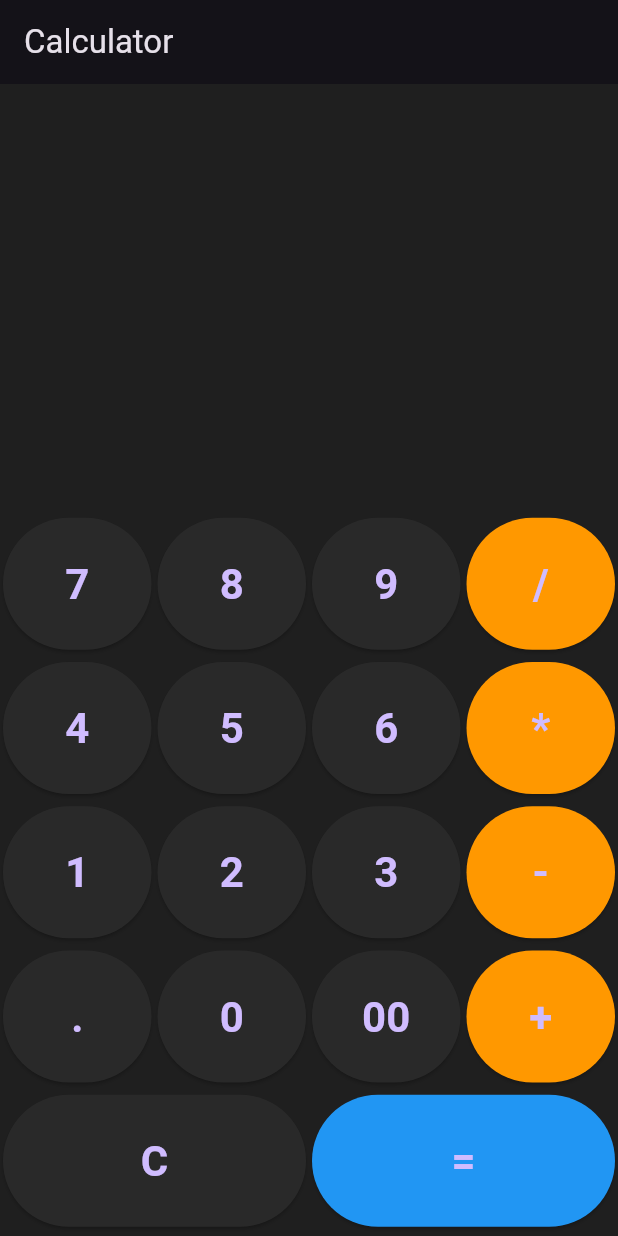
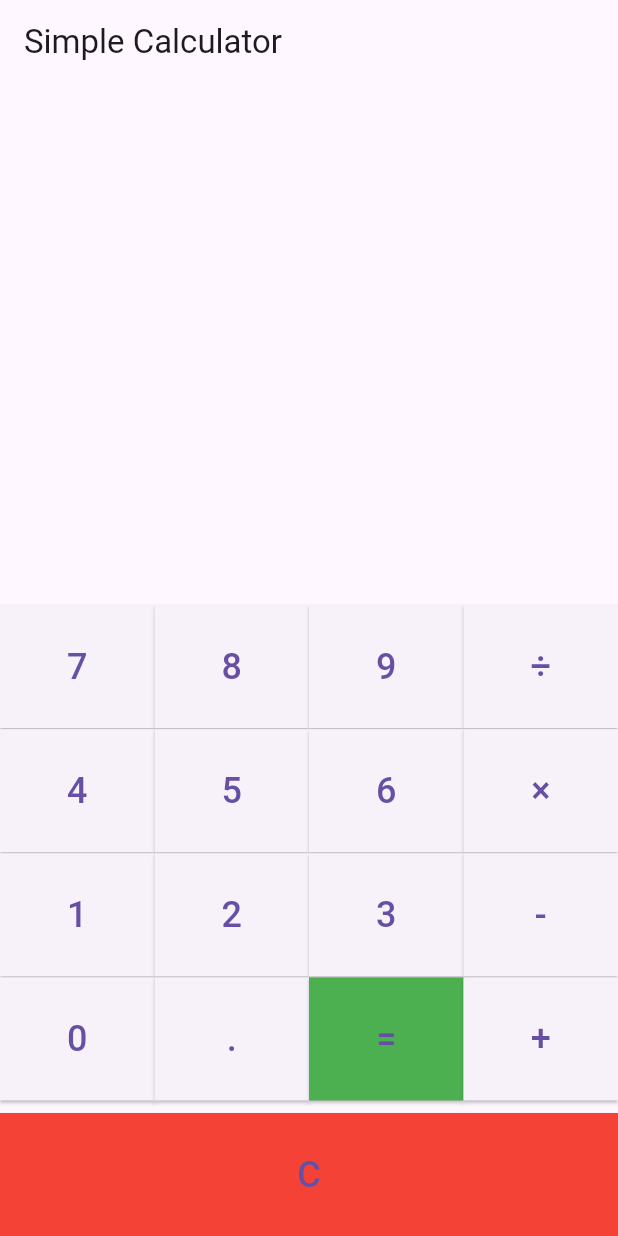
Before and after one commit to Pabzoli/Calculator, a Flutter app: the screen it shows after launch, on a phone screen of 412 x 824 dp. Run offline on Flutter 3.47's test engine with Material 3 defaults, Android fonts, the phone set to English and light mode, and no system bars; our stand-ins replace math_expressions.

Commit message:
just need to refine 'UI

```diff
--- a/lib/main.dart
+++ b/lib/main.dart
@@ -1,4 +1,6 @@
 import 'package:flutter/material.dart';
+import 'package:math_expressions/math_expressions.dart';
+
 
 void main() {
   runApp(CalculatorApp());
@@ -8,197 +10,174 @@ class CalculatorApp extends StatelessWidget {
   @override
   Widget build(BuildContext context) {
     return MaterialApp(
-      title: 'Calculator',
-      theme: ThemeData.dark().copyWith(
-        primaryColor: Colors.black,
-        scaffoldBackgroundColor: Color(0xFF1F1F1F),
+      title: 'Simple Calculator',
+      theme: ThemeData(
+        primarySwatch: Colors.blue,
+        visualDensity: VisualDensity.adaptivePlatformDensity,
       ),
-      home: CalculatorScreen(),
+      home: CalculatorHomePage(),
     );
   }
 }
 
-class CalculatorScreen extends StatefulWidget {
+class CalculatorHomePage extends StatefulWidget {
   @override
-  _CalculatorScreenState createState() => _CalculatorScreenState();
+  _CalculatorHomePageState createState() => _CalculatorHomePageState();
 }
 
-class _CalculatorScreenState extends State<CalculatorScreen> {
-  String output = "";
-  String _expression = "";
-  double num1 = 0.0;
-  double num2 = 0.0;
-  String operand = "";
+class _CalculatorHomePageState extends State<CalculatorHomePage> {
+  TextEditingController _inputController = TextEditingController();
+  double firstNumber = 0;
+  double secondNumber = 0;
+  String currentOperation = '';
+  double result = 0;
 
-  void buttonPressed(String buttonText) {
+  @override
+  void dispose() {
+    _inputController.dispose();
+    super.dispose();
+  }
+
+  void _onNumberClick(String value) {
     setState(() {
-      if (buttonText == "C") {
-        output = "";
-        _expression = "";
-        num1 = 0.0;
-        num2 = 0.0;
-        operand = "";
-      } else if (buttonText == "+" ||
-          buttonText == "-" ||
-          buttonText == "*" ||
-          buttonText == "/") {
-        if (output.isNotEmpty) {
-          if (operand != "") {
-            num2 = double.parse(output);
-            calculateResult();
-            operand = buttonText;
-            _expression = output + " $buttonText";
-            output = "";
-          } else {
-            num1 = double.parse(output);
-            operand = buttonText;
-            _expression += " $buttonText";
-            output = "";
-          }
-        }
-      } else if (buttonText == "=") {
-        if (operand != "" && output.isNotEmpty) {
-          num2 = double.parse(output);
-          calculateResult();
-          _expression += " =";
-          output = num1.toString();
-          num1 = 0.0;
-          num2 = 0.0;
-          operand = "";
-        }
-      } else {
-        output += buttonText;
-        _expression += buttonText;
-      }
+      _inputController.text += value;
     });
   }
 
-  void calculateResult() {
-    switch (operand) {
-      case "+":
-        output = (num1 + num2).toString();
-        break;
-      case "-":
-        output = (num1 - num2).toString();
-        break;
-      case "*":
-        output = (num1 * num2).toString();
-        break;
-      case "/":
-        if (num2 != 0) {
-          output = (num1 / num2).toString();
-        } else {
-          output = "Error";
-        }
-        break;
-      default:
-        break;
-    }
-    _expression += " ${num2.toString()}";
+  void _onOperationClick(String operation) {
+    setState(() {
+      firstNumber = double.parse(_inputController.text);
+      _inputController.text = '';
+      currentOperation = operation;
+    });
   }
 
-  Widget buildButton(String buttonText, Color buttonColor) {
-    return Expanded(
-      child: Padding(
-        padding: const EdgeInsets.all(2.0),
-        child: ElevatedButton(
-          onPressed: () => buttonPressed(buttonText),
-          style: ElevatedButton.styleFrom(
-            primary: buttonColor,
-            padding: EdgeInsets.all(24.0),
-          ),
-          child: Text(
-            buttonText,
-            style: TextStyle(fontSize: 28.0, fontWeight: FontWeight.bold),
-          ),
-        ),
-      ),
-    );
+  void _calculateResult() {
+  setState(() {
+    String expression = _inputController.text;
+    expression = expression.replaceAll('×', '*').replaceAll('÷', '/');
+    Parser p = Parser();
+    Expression exp = p.parse(expression);
+    ContextModel cm = ContextModel();
+    try {
+      result = exp.evaluate(EvaluationType.REAL, cm);
+      _inputController.text = result.toString();
+    } catch (e) {
+      _inputController.text = 'Error';
+    }
+    currentOperation = '';
+  });
+}
+
+
+  void _clearAll() {
+    setState(() {
+      _inputController.text = '';
+      firstNumber = 0;
+      secondNumber = 0;
+      currentOperation = '';
+      result = 0;
+    });
   }
 
   @override
   Widget build(BuildContext context) {
     return Scaffold(
       appBar: AppBar(
-        title: Text('Calculator'),
+        title: Text('Simple Calculator'),
       ),
       body: Column(
-        children: <Widget>[
-          Container(
-            alignment: Alignment.centerRight,
-            padding: EdgeInsets.symmetric(horizontal: 12.0, vertical: 90.0),
-            child: Text(
-              _expression,
-              style: TextStyle(fontSize: 24.0, color: Colors.white),
-            ),
-          ),
-          Container(
-            alignment: Alignment.centerRight,
-            padding: EdgeInsets.symmetric(horizontal: 12.0),
-            child: Text(
-              output,
-              style: TextStyle(
-                fontSize: 48.0,
-                fontWeight: FontWeight.bold,
-                color: Colors.white,
+        children: [
+          Expanded(
+            child: Container(
+              padding: EdgeInsets.all(16.0),
+              alignment: Alignment.bottomRight,
+              child: Text(
+                _inputController.text,
+                style: TextStyle(fontSize: 40),
               ),
             ),
           ),
+          SizedBox(height: 16),
           Expanded(
-            child: Container(
-              color: Color(0xFF1F1F1F),
-              child: Column(
-                mainAxisAlignment: MainAxisAlignment.spaceEvenly,
-                children: <Widget>[
-                  Row(
-                    mainAxisAlignment: MainAxisAlignment.spaceEvenly,
-                    children: <Widget>[
-                      buildButton("7", Color(0xFF292929)),
-                      buildButton("8", Color(0xFF292929)),
-                      buildButton("9", Color(0xFF292929)),
-                      buildButton("/", Colors.orange),
-                    ],
-                  ),
-                  Row(
-                    mainAxisAlignment: MainAxisAlignment.spaceEvenly,
-                    children: <Widget>[
-                      buildButton("4", Color(0xFF292929)),
-                      buildButton("5", Color(0xFF292929)),
-                      buildButton("6", Color(0xFF292929)),
-                      buildButton("*", Colors.orange),
-                    ],
-                  ),
-                  Row(
-                    mainAxisAlignment: MainAxisAlignment.spaceEvenly,
-                    children: <Widget>[
-                      buildButton("1", Color(0xFF292929)),
-                      buildButton("2", Color(0xFF292929)),
-                      buildButton("3", Color(0xFF292929)),
-                      buildButton("-", Colors.orange),
-                    ],
-                  ),
-                  Row(
-                    mainAxisAlignment: MainAxisAlignment.spaceEvenly,
-                    children: <Widget>[
-                      buildButton(".", Color(0xFF292929)),
-                      buildButton("0", Color(0xFF292929)),
-                      buildButton("00", Color(0xFF292929)),
-                      buildButton("+", Colors.orange),
-                    ],
-                  ),
-                  Row(
-                    mainAxisAlignment: MainAxisAlignment.spaceEvenly,
-                    children: <Widget>[
-                      buildButton("C", Color(0xFF292929)),
-                      buildButton("=", Colors.blue),
-                    ],
-                  ),
-                ],
-              ),
+            flex: 1,
+            child: Column(
+              children: [
+                buildButtonRow(['7', '8', '9', '÷']),
+                buildButtonRow(['4', '5', '6', '×']),
+                buildButtonRow(['1', '2', '3', '-']),
+                buildButtonRow(['0', '.', '=', '+']),
+              ],
             ),
           ),
+          SizedBox(height: 8),
+          _buildClearButton(),
         ],
       ),
     );
   }
+
+  Widget buildButtonRow(List<String> labels) {
+    return Expanded(
+      child: Row(
+        mainAxisAlignment: MainAxisAlignment.spaceEvenly,
+        children: labels.map((label) {
+          if (label != '=') {
+            return Expanded(
+              child: ElevatedButton(
+                onPressed: () => _onNumberClick(label),
+                child: Text(
+                  label,
+                  style: TextStyle(fontSize: 24),
+                ),
+                style: ElevatedButton.styleFrom(
+                  padding: EdgeInsets.all(24),
+                  shape: RoundedRectangleBorder(
+                    borderRadius: BorderRadius.zero,
+                  ),
+                ),
+              ),
+            );
+          } else {
+            return Expanded(
+              child: ElevatedButton(
+                onPressed: _calculateResult,
+                child: Text(
+                  label,
+                  style: TextStyle(fontSize: 24),
+                ),
+                style: ElevatedButton.styleFrom(
+                  padding: EdgeInsets.all(24),
+                  shape: RoundedRectangleBorder(
+                    borderRadius: BorderRadius.zero,
+                  ),
+                  primary: Colors.green,
+                ),
+              ),
+            );
+          }
+        }).toList(),
+      ),
+    );
+  }
+
+  Widget _buildClearButton() {
+    return Container(
+      width: double.infinity,
+      child: ElevatedButton(
+        onPressed: _clearAll,
+        child: Text(
+          'C',
+          style: TextStyle(fontSize: 24),
+        ),
+        style: ElevatedButton.styleFrom(
+          padding: EdgeInsets.all(24),
+          shape: RoundedRectangleBorder(
+            borderRadius: BorderRadius.zero,
+          ),
+          primary: Colors.red,
+        ),
+      ),
+    );
+  }
 }
```
